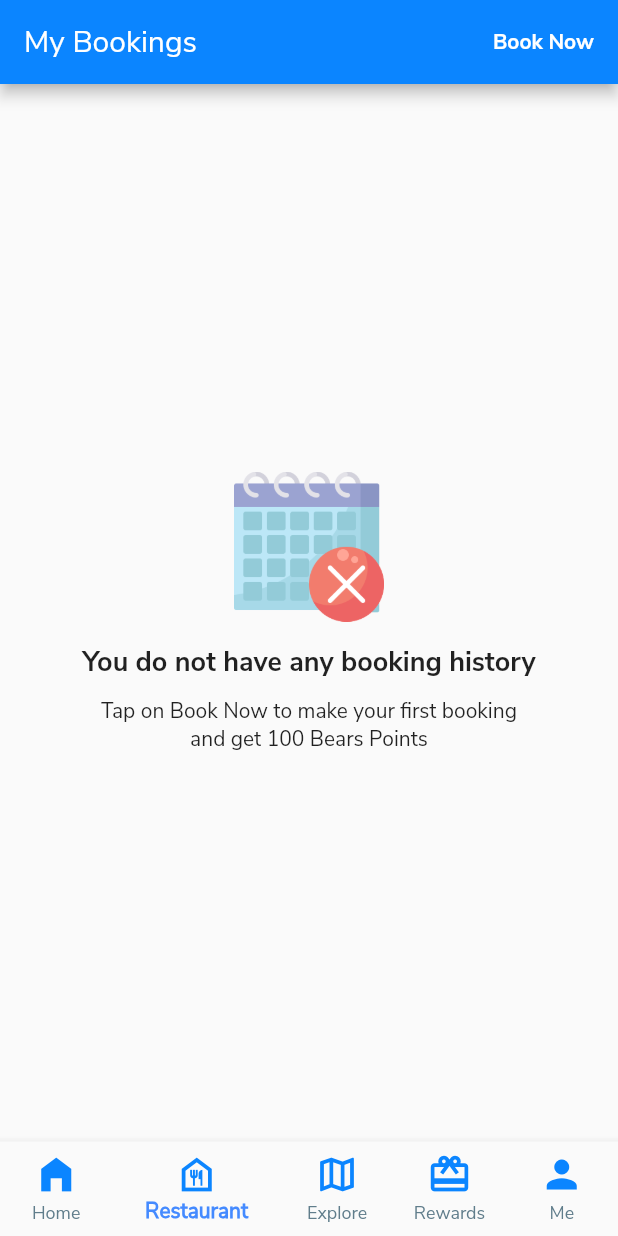
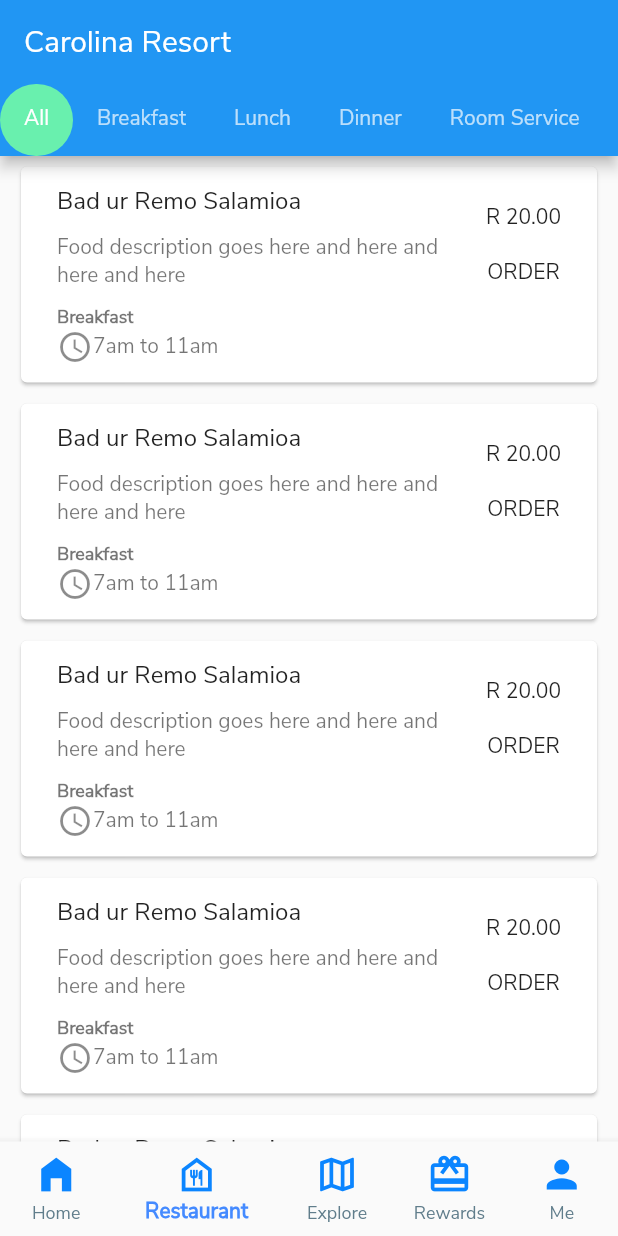
Before and after one commit to sibusisondlovu/bears-palace, a Flutter app: the screen it shows after launch, item 2 of the bottom bar chosen, on a phone screen of 412 x 824 dp. Run offline on Flutter 3.47's test engine with Material 2 defaults, Android fonts, the phone set to English and light mode, and no system bars; our stand-ins replace circular_profile_avatar, cloud_firestore, cool_alert, datetime_picker_formfield, firebase_auth, firebase_core and 4 more; accounts and stored records are empty.

Commit message:
Explore and restaurant screens

```diff
--- a/lib/root_layout_screen.dart
+++ b/lib/root_layout_screen.dart
@@ -2,8 +2,10 @@ import 'package:bears_palace_app/colors.dart';
 import 'package:bears_palace_app/screens/account_screen.dart';
 import 'package:bears_palace_app/screens/book_screen.dart';
 import 'package:bears_palace_app/screens/chat/chats_screen.dart';
+import 'package:bears_palace_app/screens/explore_screen.dart';
 import 'package:bears_palace_app/screens/home_screen.dart';
 import 'package:bears_palace_app/screens/photos_screen.dart';
+import 'package:bears_palace_app/screens/restaurant_screen.dart';
 import 'package:flutter/material.dart';
 
 import 'colors.dart';
@@ -19,8 +21,8 @@ class _RootLayoutScreenState extends State<RootLayoutScreen> {
 
   final tabs = [
     HomeScreen(),
-    BookScreen(),
-    ChatsScreen(),
+    RestaurantScreen(),
+    ExploreScreen(),
     AccountScreen(),
     AccountScreen(),
   ];
--- /dev/null
+++ b/lib/screens/restaurant_screen.dart
@@ -0,0 +1,103 @@
+import 'package:flutter/material.dart';
+
+class RestaurantScreen extends StatefulWidget {
+  const RestaurantScreen({Key key}) : super(key: key);
+
+  @override
+  _RestaurantScreenState createState() => _RestaurantScreenState();
+}
+
+class _RestaurantScreenState extends State<RestaurantScreen> {
+  @override
+  Widget build(BuildContext context) {
+    return DefaultTabController(
+      length: 6,
+        child: Scaffold(
+          appBar: AppBar(
+            title: Text('Carolina Resort'),
+            bottom: TabBar(
+              isScrollable: true,
+              indicatorColor: Colors.cyan,
+              indicator: BoxDecoration(
+                  borderRadius: BorderRadius.circular(40), // Creates border
+                  color: Colors.greenAccent),
+              tabs: [
+                Tab(
+                  text: 'All',
+                ),
+                Tab(
+                  text: 'Breakfast',
+                ),
+                Tab(
+                  text: 'Lunch',
+                ),
+                Tab(
+                  text: 'Dinner',
+                ),
+                Tab(
+                  text: 'Room Service',
+                ),
+                Tab(
+                  text: 'Bar',
+                ),
+              ],
+            ),
+          ),
+          body: TabBarView(
+            children: [
+              _allFoodsMenuTile(context),
+              Text('Breakfast'),
+              Text('Lunch'),
+              Text('Dinner'),
+              Text('Room Service'),
+              Text('Bar'),
+            ],
+          ),
+        )
+    );
+  }
+
+  _allFoodsMenuTile(BuildContext context) {
+    return ListView.builder(
+      itemCount: 10,
+      itemBuilder: (context, index)=> Padding(
+        padding: const EdgeInsets.symmetric(vertical: 3,horizontal: 10),
+        child: Card(
+          child: Padding(
+            padding: const EdgeInsets.all(8.0),
+            child: ListTile(
+              title: Text('Bad ur Remo Salamioa'),
+              subtitle: Column(
+                crossAxisAlignment: CrossAxisAlignment.start,
+                children: [
+                  SizedBox(height: 10,),
+                  Text('Food description goes here and here and here and here'),
+                  SizedBox(height: 10,),
+                  Text('Breakfast',
+                    style: TextStyle(
+                        fontWeight: FontWeight.bold,
+                        fontSize: 12
+                    ),),
+                  Row(
+                    children: [
+                      Icon(Icons.access_time_outlined),
+                      Text('7am to 11am'),
+                    ],
+                  ),
+                ],
+              ),
+              trailing: Column(
+                mainAxisAlignment: MainAxisAlignment.spaceBetween,
+                children: [
+                  Text('R 20.00'),
+
+                  Text('ORDER'),
+                ],
+              ),
+            ),
+          ),
+        ),
+      )
+    );
+  }
+}
--- a/pubspec.yaml
+++ b/pubspec.yaml
@@ -21,9 +21,10 @@ dependencies:
   introduction_screen: ^1.0.9
   circular_profile_avatar: ^1.0.8
   intl: ^0.17.0
-  image_picker: ^0.6.4
+  # image_picker: ^0.6.4
   dropdown_formfield: ^0.1.3
   webview_flutter: 0.3.19+9
+  google_maps_flutter: 2.0.6
 
 dev_dependencies:
   flutter_test:
```
Also changed, not shown: lib/screens/account_screen.dart (+5 -6 lines), lib/screens/explore_screen.dart (+59 -16 lines), lib/widgets/map_bottom_pill_widget.dart (added, +57 -0 lines), lib/widgets/map_user_badge_widget.dart (added, +75 -0 lines), assets/images/default_profile_avatar.jpg (added), assets/images/horse_riding_icon.jpg (added), assets/images/map_marker_icon.png (added), pubspec.lock, 4 other files.
